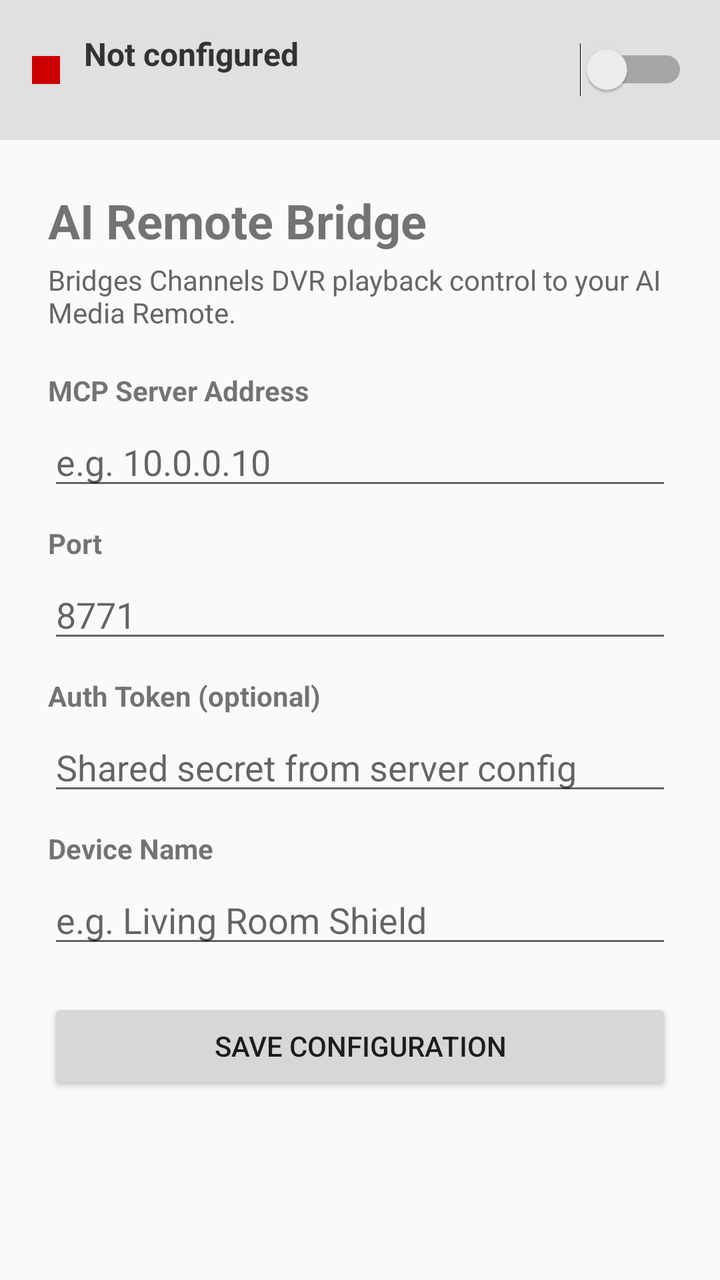
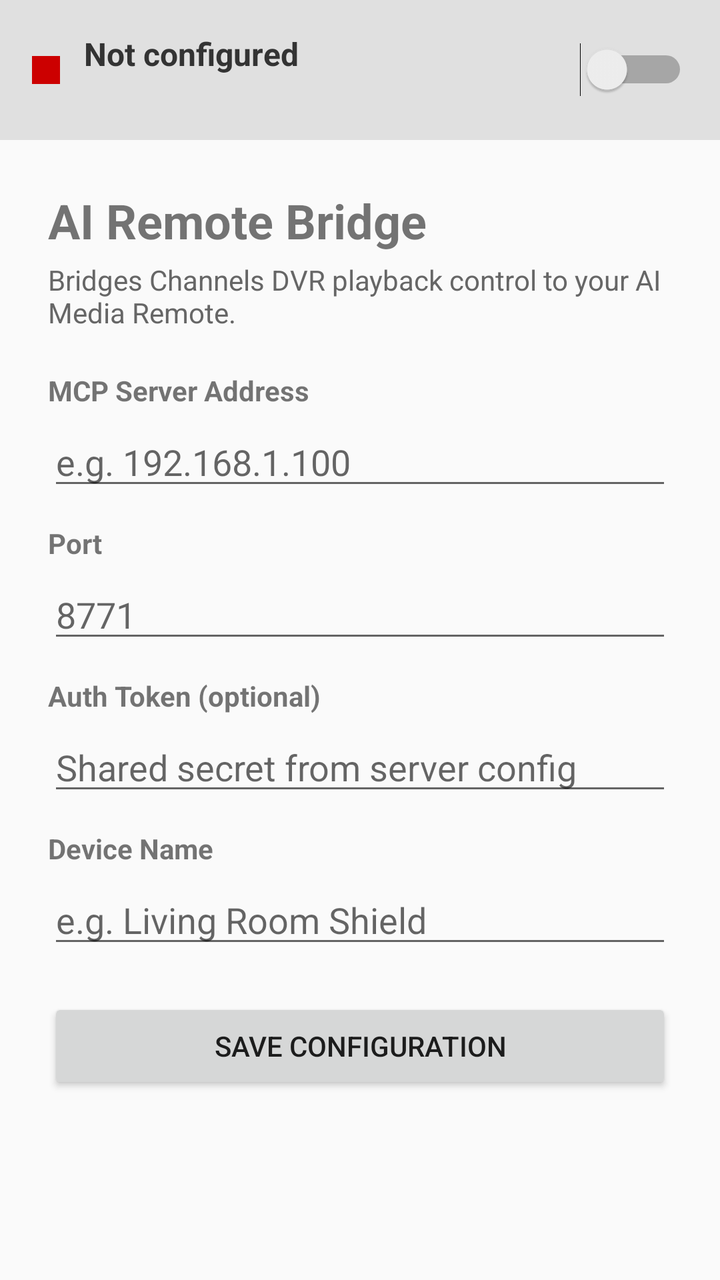

Compare the two renders of this Android layout. The source of the first and the diff that turns it into the second are given below.
<!-- AndroidManifest.xml: application theme Theme.AppCompat.Light.DarkActionBar -->
<!-- res/layout/activity_main.xml -->
<?xml version="1.0" encoding="utf-8"?>
<LinearLayout xmlns:android="http://schemas.android.com/apk/res/android"
    android:layout_width="match_parent"
    android:layout_height="match_parent"
    android:orientation="vertical"
    android:background="#FAFAFA">

    
    <LinearLayout
        android:layout_width="match_parent"
        android:layout_height="wrap_content"
        android:orientation="horizontal"
        android:padding="16dp"
        android:gravity="center_vertical"
        android:id="@+id/statusCard"
        android:background="#E0E0E0">

        <View
            android:id="@+id/statusDot"
            android:layout_width="14dp"
            android:layout_height="14dp"
            android:background="@android:color/holo_red_dark"
            android:layout_marginEnd="12dp" />

        <LinearLayout
            android:layout_width="0dp"
            android:layout_height="wrap_content"
            android:layout_weight="1"
            android:orientation="vertical">

            <TextView
                android:id="@+id/textStatus"
                android:layout_width="wrap_content"
                android:layout_height="wrap_content"
                android:text="Not configured"
                android:textSize="16sp"
                android:textStyle="bold"
                android:textColor="#333333" />

            <TextView
                android:id="@+id/textStatusDetail"
                android:layout_width="wrap_content"
                android:layout_height="wrap_content"
                android:text=""
                android:textSize="12sp"
                android:textColor="#666666" />

        </LinearLayout>

        
        <Switch
            android:id="@+id/switchEnable"
            android:layout_width="wrap_content"
            android:layout_height="wrap_content" />
    </LinearLayout>

    
    <ScrollView
        android:layout_width="match_parent"
        android:layout_height="0dp"
        android:layout_weight="1"
        android:padding="24dp"
        android:fillViewport="true">

        <LinearLayout
            android:layout_width="match_parent"
            android:layout_height="wrap_content"
            android:orientation="vertical"
            android:maxWidth="600dp">

            <TextView
                android:layout_width="wrap_content"
                android:layout_height="wrap_content"
                android:text="AI Remote Bridge"
                android:textSize="24sp"
                android:textStyle="bold"
                android:layout_marginBottom="4dp" />

            <TextView
                android:layout_width="wrap_content"
                android:layout_height="wrap_content"
                android:text="Bridges Channels DVR playback control to your AI Media Remote."
                android:textSize="14sp"
                android:textColor="#666666"
                android:layout_marginBottom="20dp" />

            
            <TextView
                android:layout_width="wrap_content"
                android:layout_height="wrap_content"
                android:text="MCP Server Address"
                android:textSize="14sp"
                android:textStyle="bold"
                android:layout_marginBottom="4dp" />

            <EditText
                android:id="@+id/editHost"
                android:layout_width="match_parent"
                android:layout_height="wrap_content"
                android:hint="e.g. 10.0.0.10"
                android:inputType="text"
                android:imeOptions="actionNext"
                android:layout_marginBottom="12dp" />

            
            <TextView
                android:layout_width="wrap_content"
                android:layout_height="wrap_content"
                android:text="Port"
                android:textSize="14sp"
                android:textStyle="bold"
                android:layout_marginBottom="4dp" />

            <EditText
                android:id="@+id/editPort"
                android:layout_width="match_parent"
                android:layout_height="wrap_content"
                android:hint="8771"
                android:inputType="number"
                android:imeOptions="actionNext"
                android:layout_marginBottom="12dp" />

            
            <TextView
                android:layout_width="wrap_content"
                android:layout_height="wrap_content"
                android:text="Auth Token (optional)"
                android:textSize="14sp"
                android:textStyle="bold"
                android:layout_marginBottom="4dp" />

            <EditText
                android:id="@+id/editToken"
                android:layout_width="match_parent"
                android:layout_height="wrap_content"
                android:hint="Shared secret from server config"
                android:inputType="textPassword"
                android:imeOptions="actionNext"
                android:layout_marginBottom="12dp" />

            
            <TextView
                android:layout_width="wrap_content"
                android:layout_height="wrap_content"
                android:text="Device Name"
                android:textSize="14sp"
                android:textStyle="bold"
                android:layout_marginBottom="4dp" />

            <EditText
                android:id="@+id/editDeviceName"
                android:layout_width="match_parent"
                android:layout_height="wrap_content"
                android:hint="e.g. Living Room Shield"
                android:inputType="text"
                android:imeOptions="actionDone"
                android:layout_marginBottom="20dp" />

            
            <Button
                android:id="@+id/btnSave"
                android:layout_width="match_parent"
                android:layout_height="wrap_content"
                android:text="Save Configuration"
                android:layout_marginBottom="8dp" />

        </LinearLayout>
    </ScrollView>

</LinearLayout>
<!-- resources referenced by this layout -->
<resources>

</resources>

<!-- the commit's change to res/layout/activity_main.xml (unified diff, before → after) -->
@@ -97,7 +97,7 @@
                 android:id="@+id/editHost"
                 android:layout_width="match_parent"
                 android:layout_height="wrap_content"
-                android:hint="e.g. 10.0.0.10"
+                android:hint="e.g. 192.168.1.100"
                 android:inputType="text"
                 android:imeOptions="actionNext"
                 android:layout_marginBottom="12dp" />
